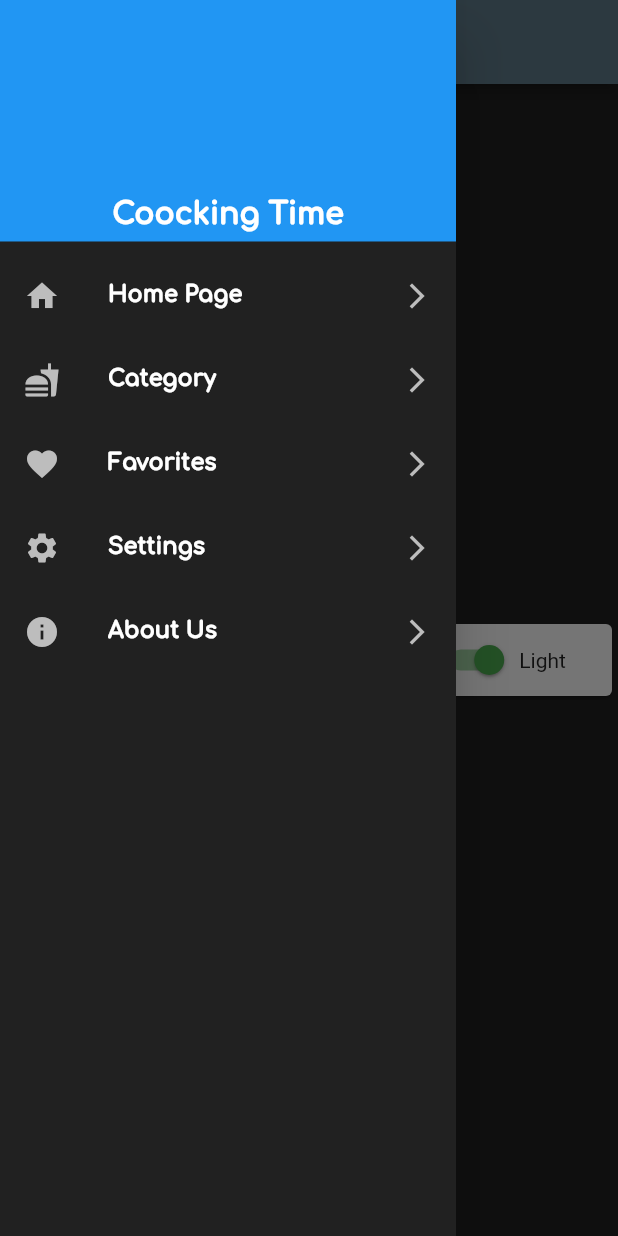
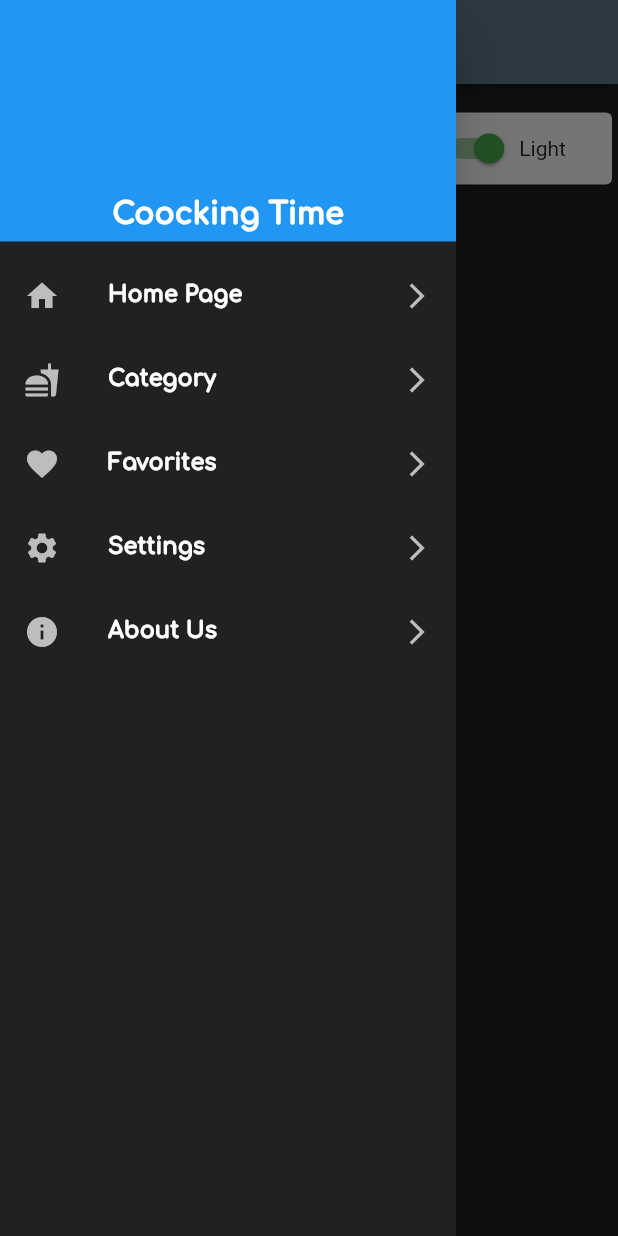
Before and after one commit to ahmedsaed96/cooking_time2, a Flutter app: the SettingaScreen screen opened by its route, with the side drawer open, on a phone screen of 412 x 824 dp. Run offline on Flutter 3.47's test engine with Material 2 defaults, Android fonts, the phone set to English and light mode, and no system bars; our stand-ins replace bloc, flutter_bloc, google_fonts, shared_preferences; accounts and stored records are empty; network calls fail; statements that could not run were skipped.

Commit message:
tiny edit

```diff
--- a/lib/view/screens/settings_screen.dart
+++ b/lib/view/screens/settings_screen.dart
@@ -17,10 +17,9 @@ class SettingaScreen extends StatelessWidget {
       body: BlocConsumer<SettingsCubit, SettingsStates>(
         listener: (context, state) {},
         builder: (context, state) => SafeArea(
-          child: Center(
           child: Column(
-              mainAxisAlignment: MainAxisAlignment.center,
             children: [
+              const SizedBox(height: 15.0),
               Card(
                 child: Row(
                   mainAxisAlignment: MainAxisAlignment.center,
@@ -48,7 +47,6 @@ class SettingaScreen extends StatelessWidget {
           ),
         ),
       ),
-      ),
     );
   }
 }
```
Lines whose indentation alone changed are shown as unchanged.
